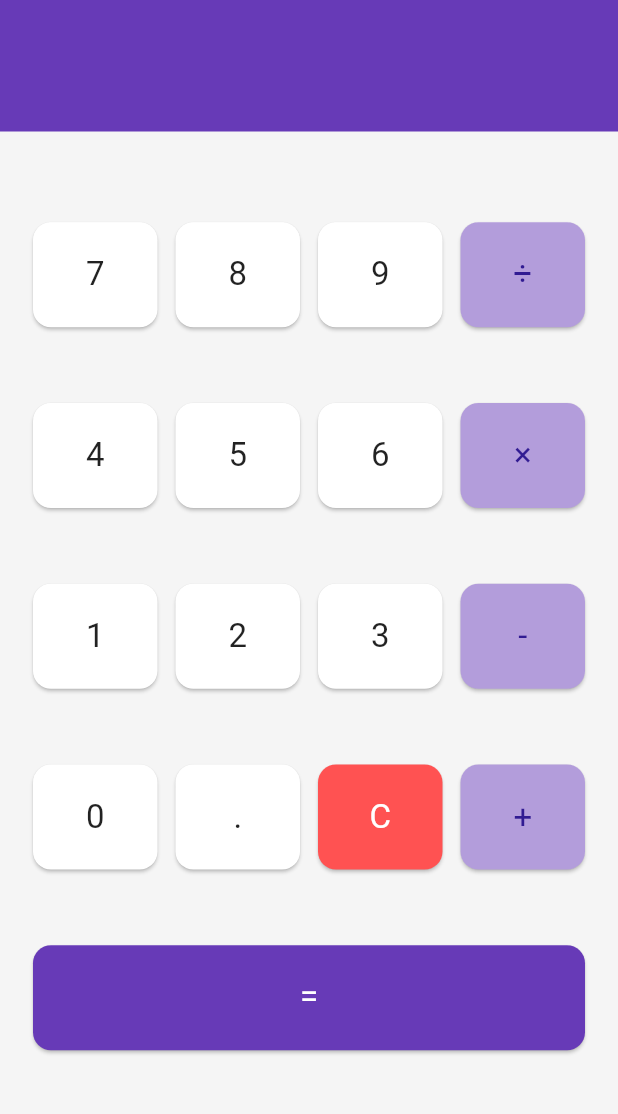
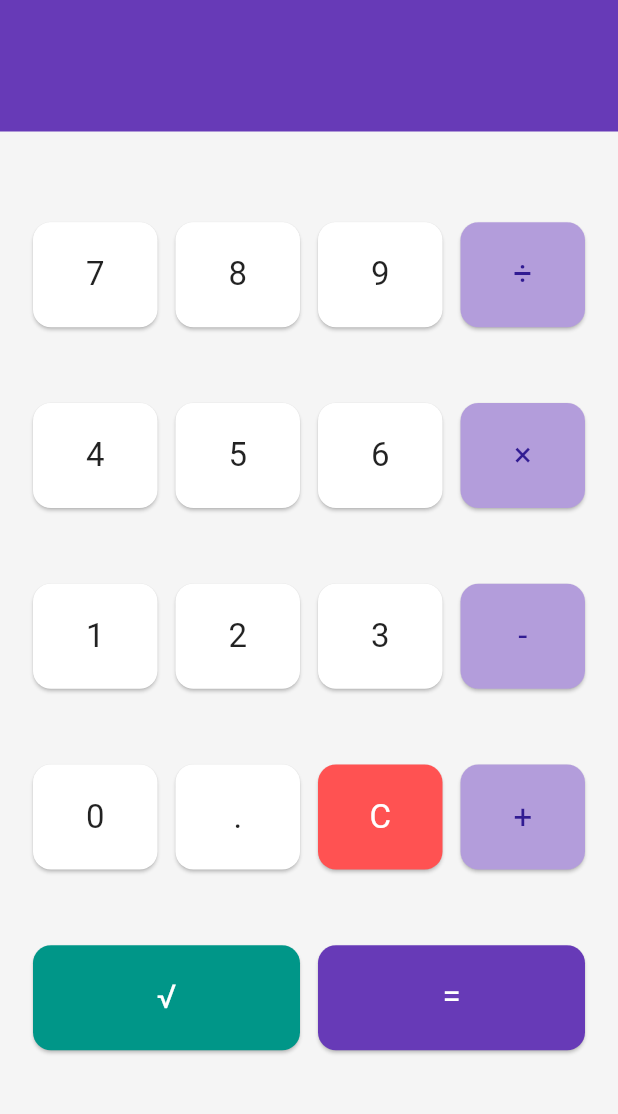
Before and after one commit to ahang2004/fcalc-AHang, a Flutter app: the screen it shows after launch, on a phone screen of 412 x 824 dp, the part 95-1209 px from its top. Run offline on Flutter 3.47's test engine with Material 3 defaults, Android fonts, the phone set to English and light mode, and no system bars; missing offline and left inert: expressions.

Commit message:
Added square root operator to the calculator app

```diff
--- a/lib/calculator_screen.dart
+++ b/lib/calculator_screen.dart
@@ -16,7 +16,7 @@ class _CalculatorScreenState extends State<CalculatorScreen> {
     ['4', '5', '6', '×'],
     ['1', '2', '3', '-'],
     ['0', '.', 'C', '+'],
-    ['='],
+    ['√','='],
   ];
 
   void _onButtonPressed(String value) {
@@ -116,12 +116,13 @@ class _CalculatorScreenState extends State<CalculatorScreen> {
   Color _getButtonColor(String value) {
     if (value == 'C') return Colors.redAccent;
     if (value == '=') return Colors.deepPurple;
+    if (value == '√') return Colors.teal; // Color for sqrt button
     if ('÷×-+'.contains(value)) return Colors.deepPurple[200]!;
     return Colors.white;
   }
 
   Color _getTextColor(String value) {
-    if (value == 'C' || value == '=') return Colors.white;
+    if (value == 'C' || value == '=' || value == '√') return Colors.white;
     if ('÷×-+'.contains(value)) return Colors.deepPurple[900]!;
     return Colors.black87;
   }
```
Also changed, not shown: lib/calculator_logic.dart (+11 -2 lines).
